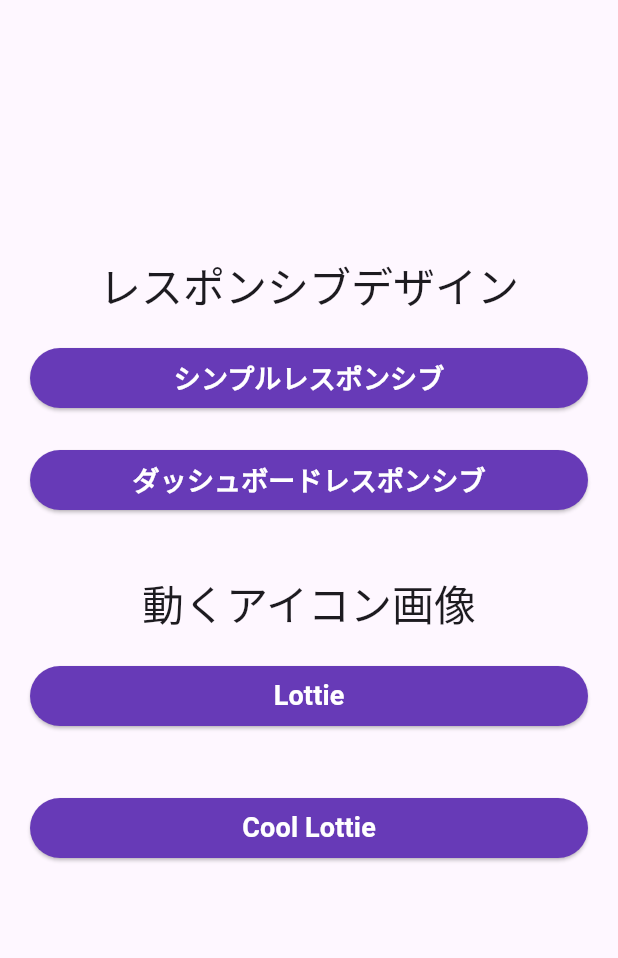
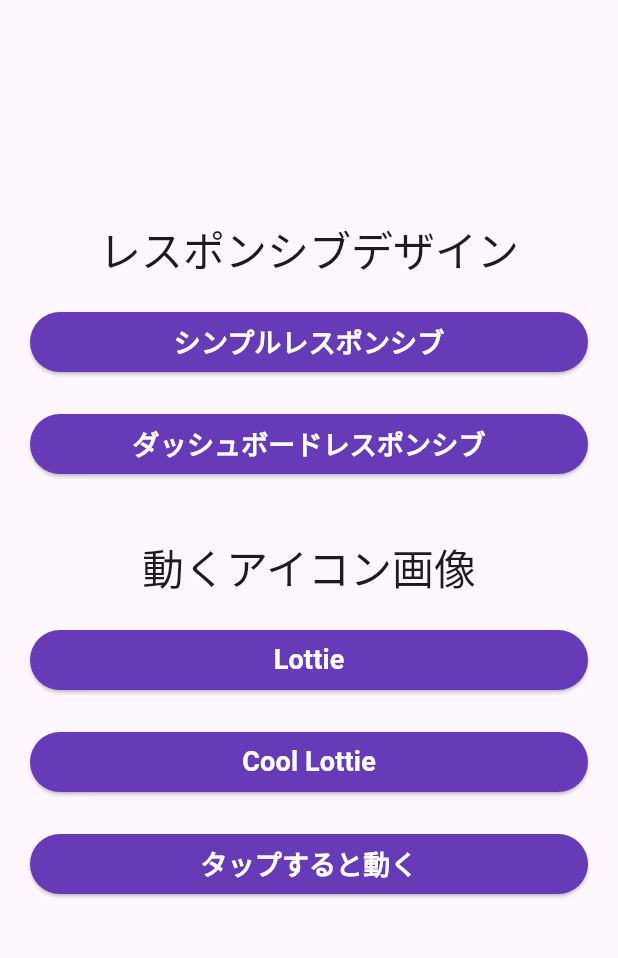
Before and after one commit to shinnkura/flutter_note, a Flutter app: the screen it shows after launch, on a phone screen of 412 x 824 dp, the part 84-1042 px from its top. Run offline on Flutter 3.47's test engine with Material 2 defaults, Android fonts, the phone set to English and light mode, and no system bars; our stand-ins replace device_preview, lottie.

Commit message:
Add:ホーム画面に「タップすると動く」ボタンを設置

```diff
--- a/lib/lottie/examples/main.dart
+++ b/lib/lottie/examples/main.dart
@@ -3,12 +3,12 @@ import 'package:flutter_note/lottie/examples/homepage.dart';
 
 void main() {
   runApp(
-    CoolApp(),
+    ExamplesApp(),
   );
 }
 
-class CoolApp extends StatelessWidget {
-  CoolApp({super.key});
+class ExamplesApp extends StatelessWidget {
+  ExamplesApp({super.key});
 
   @override
   Widget build(BuildContext context) {
--- a/lib/main.dart
+++ b/lib/main.dart
@@ -4,6 +4,7 @@ import 'package:flutter/material.dart';
 
 import 'components/button.dart';
 import 'lottie/cool/main.dart';
+import 'lottie/examples/main.dart';
 import 'responsive/dashboard_responsive/main.dart';
 import 'responsive/purple_responsive/responsive.dart';
 import 'lottie/main.dart';
@@ -42,6 +43,7 @@ class MyHome extends StatelessWidget {
         'd_responsive': (context) => TableResponsive(),
         'lottie': (context) => LottieApp(),
         'cool': (context) => CoolApp(),
+        'example': (context) => ExamplesApp(),
       },
       locale: DevicePreview.locale(context),
       builder: DevicePreview.appBuilder,
@@ -104,7 +106,9 @@ class MyApp extends StatelessWidget {
             ),
             Padding(
               padding: const EdgeInsets.all(20),
-              child: Button(
+              child: Column(
+                children: [
+                  Button(
                     width: double.infinity,
                     title: 'Lottie',
                     onPressed: () {
@@ -112,16 +116,29 @@ class MyApp extends StatelessWidget {
                     },
                     disable: false,
                   ),
+                  SizedBox(
+                    height: 20,
                   ),
-            Padding(
-              padding: const EdgeInsets.all(20),
-              child: Button(
+                  Button(
                     width: double.infinity,
                     title: 'Cool Lottie',
                     onPressed: () {
                       Navigator.of(context).pushNamed('cool');
                     },
                     disable: false,
+                  ),
+                  SizedBox(
+                    height: 20,
+                  ),
+                  Button(
+                    width: double.infinity,
+                    title: 'タップすると動く',
+                    onPressed: () {
+                      Navigator.of(context).pushNamed('example');
+                    },
+                    disable: false,
+                  ),
+                ],
               ),
             ),
           ],
```
Lines whose indentation alone changed are shown as unchanged.
